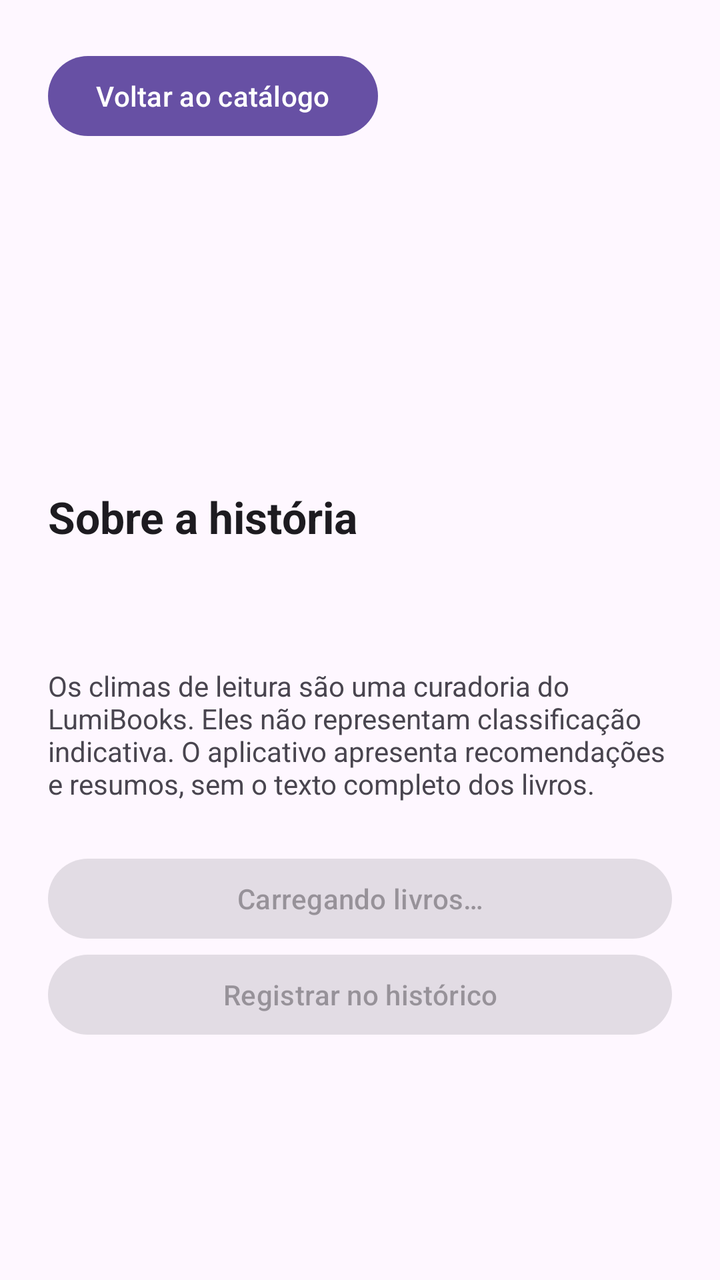
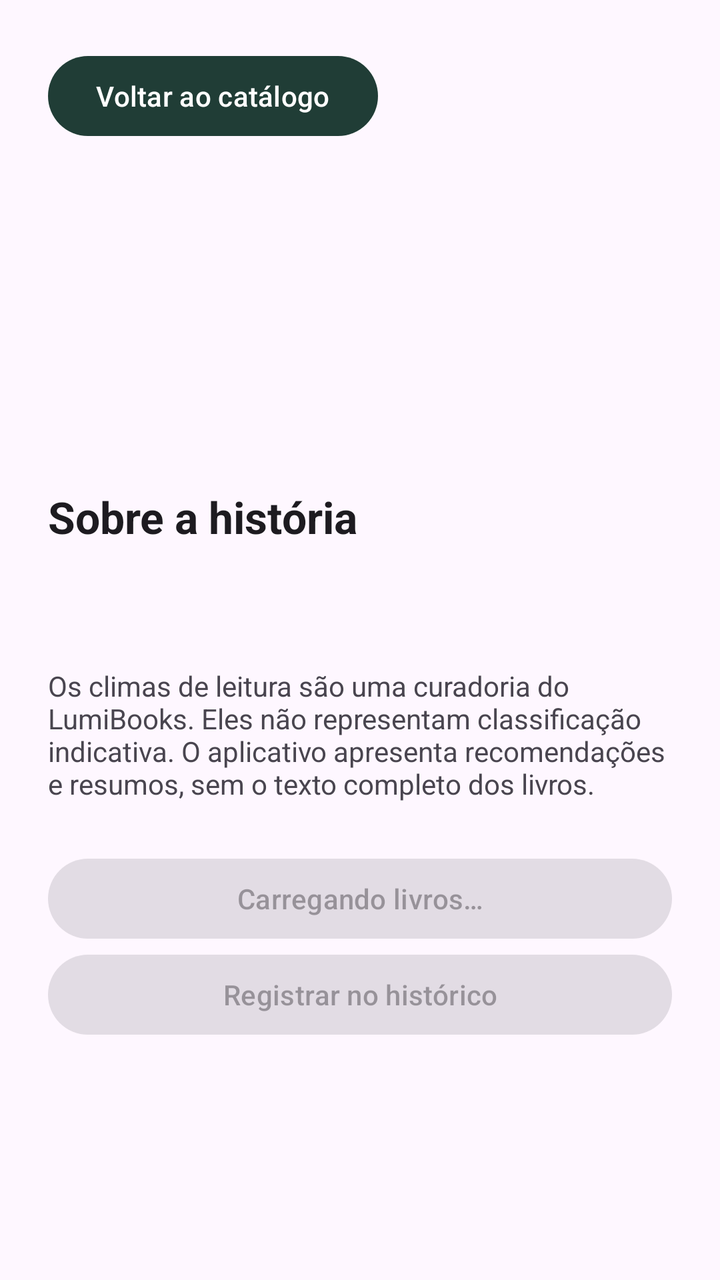

Before-and-after screenshots of an Android layout around one commit, followed by the original layout XML and the change that was made.
<!-- AndroidManifest.xml: application theme Theme.Projetofinal -->
<!-- res/layout/activity_book_details.xml -->
<?xml version="1.0" encoding="utf-8"?>
<androidx.core.widget.NestedScrollView xmlns:android="http://schemas.android.com/apk/res/android"
    android:id="@+id/principal" android:layout_width="match_parent" android:layout_height="match_parent"
    android:fillViewport="true" android:background="?attr/colorSurface">
    <LinearLayout android:layout_width="match_parent" android:layout_height="wrap_content"
        android:orientation="vertical" android:padding="24dp">
        <com.google.android.material.button.MaterialButton android:id="@+id/botao_voltar"
            android:layout_width="wrap_content" android:layout_height="wrap_content"
            android:minHeight="48dp" android:text="@string/back_catalog" />
        <TextView android:id="@+id/clima_livro" android:layout_width="match_parent" android:layout_height="wrap_content"
            android:layout_marginTop="24dp" android:textSize="16sp" android:textColor="?attr/colorOnSurfaceVariant" />
        <TextView android:id="@+id/titulo_livro" android:layout_width="match_parent" android:layout_height="wrap_content"
            android:layout_marginTop="16dp" android:textSize="32sp" android:fontFamily="serif" android:textColor="?attr/colorOnSurface" />
        <TextView android:id="@+id/autor_livro" android:layout_width="match_parent" android:layout_height="wrap_content"
            android:layout_marginTop="12dp" android:textSize="18sp" android:textColor="?attr/colorOnSurfaceVariant" />
        <TextView android:layout_width="match_parent" android:layout_height="wrap_content"
            android:layout_marginTop="32dp" android:text="@string/synopsis" android:textStyle="bold"
            android:textSize="22sp" android:textColor="?attr/colorOnSurface" />
        <TextView android:id="@+id/sinopse_livro" android:layout_width="match_parent" android:layout_height="wrap_content"
            android:layout_marginTop="12dp" android:textSize="18sp" android:textColor="?attr/colorOnSurface" />
        <TextView android:layout_width="match_parent" android:layout_height="wrap_content"
            android:layout_marginTop="24dp" android:text="@string/curation_note"
            android:textSize="14sp" android:textColor="?attr/colorOnSurfaceVariant" />
        <com.google.android.material.button.MaterialButton android:id="@+id/botao_favorito"
            android:layout_width="match_parent" android:layout_height="wrap_content"
            android:layout_marginTop="24dp" android:minHeight="48dp" android:enabled="false"
            android:text="@string/carregando_livros" />
        <com.google.android.material.button.MaterialButton android:id="@+id/botao_registrar"
            android:layout_width="match_parent" android:layout_height="wrap_content"
            android:minHeight="48dp" android:enabled="false" android:text="@string/registrar_historico" />
    </LinearLayout>
</androidx.core.widget.NestedScrollView>
<!-- resources referenced by this layout -->
<resources>
  <string name="back_catalog">Voltar ao catálogo</string>
  <string name="carregando_livros">Carregando livros…</string>
  <string name="curation_note">Os climas de leitura são uma curadoria do LumiBooks. Eles não representam classificação indicativa. O aplicativo apresenta recomendações e resumos, sem o texto completo dos livros.</string>
  <string name="registrar_historico">Registrar no histórico</string>
  <string name="synopsis">Sobre a história</string>
  <style name="Theme.Projetofinal" parent="Base.Theme.Projetofinal" />
  <style name="Base.Theme.Projetofinal" parent="Theme.Material3.DayNight.NoActionBar">
          
          
      </style>
</resources>

<!-- the commit's change to res/layout/activity_book_details.xml (unified diff, before → after) -->
@@ -1,7 +1,7 @@
 <?xml version="1.0" encoding="utf-8"?>
 <androidx.core.widget.NestedScrollView xmlns:android="http://schemas.android.com/apk/res/android"
     android:id="@+id/principal" android:layout_width="match_parent" android:layout_height="match_parent"
-    android:fillViewport="true" android:background="?attr/colorSurface">
+    android:fillViewport="true">
     <LinearLayout android:layout_width="match_parent" android:layout_height="wrap_content"
         android:orientation="vertical" android:padding="24dp">
         <com.google.android.material.button.MaterialButton android:id="@+id/botao_voltar"
<!-- resource entries referenced after the edit -->
@@ -7,8 +7,9 @@
   <string name="synopsis">Sobre a história</string>
   <style name="Theme.Projetofinal" parent="Base.Theme.Projetofinal" />
   <style name="Base.Theme.Projetofinal" parent="Theme.Material3.DayNight.NoActionBar">
-          
-          
+          <item name="colorPrimary">@color/verde_lumibooks</item>
+          <item name="android:windowBackground">?attr/colorSurface</item>
       </style>
+  <color name="verde_lumibooks">#203D36</color>
 </resources>
 
